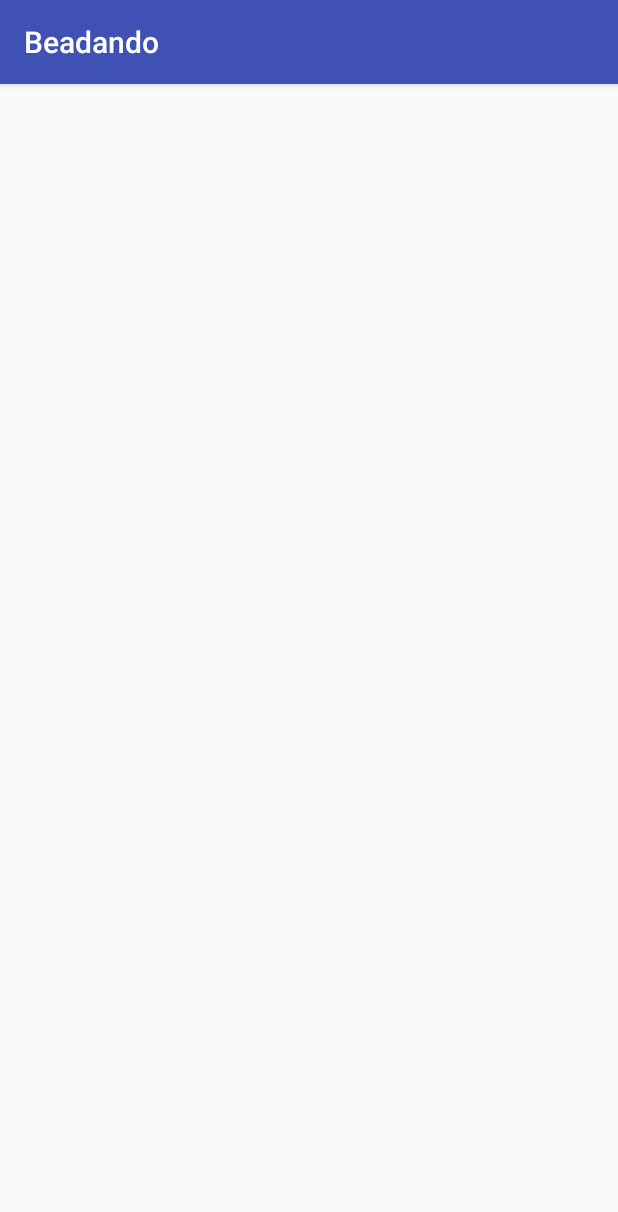
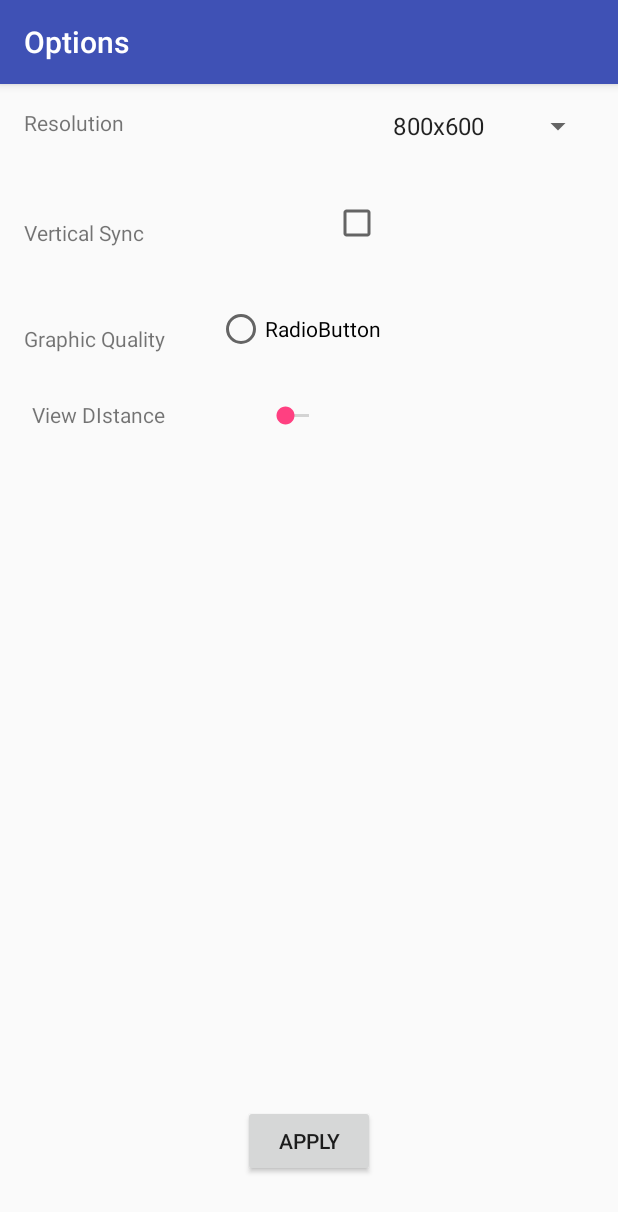
Before and after one commit to Toxyc95/Tox, an Android app: the screen it shows after launch (MainActivity), on a phone screen of 412 x 824 dp. Shown: the top 1212 px of the screen. Run offline under Robolectric (Android 15) with nearby library versions, the phone set to English and light mode, and no system bars.

Commit message:
design + minimal coding
Nagyjából megszerkesztett kinézet és minimális (egy funkció sem teljes)
kódolás

```diff
--- a/Beadando/app/src/main/AndroidManifest.xml
+++ b/Beadando/app/src/main/AndroidManifest.xml
@@ -15,6 +15,7 @@
                 <category android:name="android.intent.category.LAUNCHER" />
             </intent-filter>
         </activity>
+        <activity android:name=".Main2Activity"></activity>
     </application>
 
 </manifest>
--- /dev/null
+++ b/Beadando/app/src/main/java/androidbead/beadando/Main2Activity.java
@@ -0,0 +1,16 @@
+package androidbead.beadando;
+
+import android.support.v7.app.AppCompatActivity;
+import android.os.Bundle;
+import android.widget.Toast;
+
+public class Main2Activity extends AppCompatActivity {
+
+    @Override
+    protected void onCreate(Bundle savedInstanceState) {
+        super.onCreate(savedInstanceState);
+        setContentView(R.layout.activity_main2);
+
+        Toast.makeText(this,"Másik kurva activity!!!",Toast.LENGTH_LONG).show();
+    }
+}
--- a/Beadando/app/src/main/java/androidbead/beadando/MainActivity.java
+++ b/Beadando/app/src/main/java/androidbead/beadando/MainActivity.java
@@ -1,13 +1,49 @@
 package androidbead.beadando;
 
+import android.content.Intent;
+import android.os.PersistableBundle;
 import android.support.v7.app.AppCompatActivity;
 import android.os.Bundle;
+import android.view.View;
+import android.widget.AdapterView;
+import android.widget.ArrayAdapter;
+import android.widget.Button;
+import android.widget.Spinner;
 
 public class MainActivity extends AppCompatActivity {
+
+    Button apply;
+    Spinner spinner;
+    ArrayAdapter<CharSequence> adapter;
 
     @Override
     protected void onCreate(Bundle savedInstanceState) {
         super.onCreate(savedInstanceState);
         setContentView(R.layout.activity_main);
+        spinner = (Spinner) findViewById(R.id.spinnerres);
+        adapter = ArrayAdapter.createFromResource(this,R.array.resolutions,android.R.layout.simple_spinner_item);
+        adapter.setDropDownViewResource(android.R.layout.simple_spinner_dropdown_item);
+        spinner.setAdapter(adapter);
+        spinner.setOnItemSelectedListener(new AdapterView.OnItemSelectedListener() {
+            @Override
+            public void onItemSelected(AdapterView<?> parent, View view, int position, long id) {
+
+            }
+
+            @Override
+            public void onNothingSelected(AdapterView<?> parent) {
+
+            }
+        });
+        apply = (Button) findViewById(R.id.apbutton);
+        apply.setOnClickListener(new View.OnClickListener() {
+            @Override
+            public void onClick(View v) {
+                Intent i = new Intent(MainActivity.this, Main2Activity.class);
+                startActivity(i);
+            }
+        });
     }
+
+
 }
--- a/Beadando/app/src/main/res/layout/activity_main.xml
+++ b/Beadando/app/src/main/res/layout/activity_main.xml
@@ -10,4 +10,81 @@
     android:paddingTop="@dimen/activity_vertical_margin"
     tools:context="androidbead.beadando.MainActivity">
 
+   <TextView
+       android:layout_width="wrap_content"
+       android:layout_height="wrap_content"
+       android:id="@+id/res"
+       android:text="@string/select_resolution"
+       />
+
+    <Spinner
+        android:id="@+id/spinnerres"
+        android:layout_width="wrap_content"
+        android:layout_height="wrap_content"
+        android:layout_alignParentTop="true"
+        android:layout_alignParentRight="true"
+        android:layout_alignParentEnd="true"
+        >
+    </Spinner>
+
+    <TextView
+        android:text="Vertical Sync"
+        android:layout_width="wrap_content"
+        android:layout_height="wrap_content"
+        android:layout_below="@+id/spinnerres"
+        android:layout_marginTop="49dp"
+        android:id="@+id/textView6" />
+
+    <CheckBox
+        android:layout_width="wrap_content"
+        android:layout_height="wrap_content"
+        android:layout_alignBottom="@+id/textView6"
+        android:layout_toLeftOf="@+id/spinnerres"
+        android:layout_toStartOf="@+id/spinnerres"
+        android:id="@+id/checkBox3" />
+
+    <TextView
+        android:text="Graphic Quality"
+        android:layout_width="wrap_content"
+        android:layout_height="wrap_content"
+        android:layout_below="@+id/textView6"
+        android:layout_marginTop="51dp"
+        android:id="@+id/textView7" />
+
+    <RadioButton
+        android:text="RadioButton"
+        android:layout_width="wrap_content"
+        android:layout_height="wrap_content"
+        android:id="@+id/radioButton2"
+        android:layout_alignBottom="@+id/textView7"
+        android:layout_alignRight="@+id/checkBox3"
+        android:layout_alignEnd="@+id/checkBox3" />
+
+    <TextView
+        android:text="View DIstance"
+        android:layout_width="wrap_content"
+        android:layout_height="wrap_content"
+        android:layout_marginTop="31dp"
+        android:id="@+id/textView8"
+        android:layout_below="@+id/textView7"
+        android:layout_alignRight="@+id/textView7"
+        android:layout_alignEnd="@+id/textView7" />
+
+    <SeekBar
+        android:layout_width="wrap_content"
+        android:layout_height="wrap_content"
+        android:id="@+id/seekBar"
+        android:layout_alignBottom="@+id/textView8"
+        android:layout_toLeftOf="@+id/checkBox3" />
+
+    <Button
+        android:text="Apply"
+        android:layout_width="wrap_content"
+        android:layout_height="wrap_content"
+        android:layout_alignParentBottom="true"
+        android:layout_centerHorizontal="true"
+        android:layout_marginBottom="23dp"
+        android:id="@+id/apbutton" />
+
+
 </RelativeLayout>
--- /dev/null
+++ b/Beadando/app/src/main/res/layout/activity_main2.xml
@@ -0,0 +1,13 @@
+<?xml version="1.0" encoding="utf-8"?>
+<RelativeLayout xmlns:android="http://schemas.android.com/apk/res/android"
+    xmlns:tools="http://schemas.android.com/tools"
+    android:id="@+id/activity_main2"
+    android:layout_width="match_parent"
+    android:layout_height="match_parent"
+    android:paddingBottom="@dimen/activity_vertical_margin"
+    android:paddingLeft="@dimen/activity_horizontal_margin"
+    android:paddingRight="@dimen/activity_horizontal_margin"
+    android:paddingTop="@dimen/activity_vertical_margin"
+    tools:context="androidbead.beadando.Main2Activity">
+
+</RelativeLayout>
--- a/Beadando/app/src/main/res/values/strings.xml
+++ b/Beadando/app/src/main/res/values/strings.xml
@@ -1,3 +1,16 @@
 <resources>
-    <string name="app_name">Beadando</string>
+    <string name="app_name">Options</string>
+    <string name="select_resolution">Resolution</string>
+    <string-array name="resolutions">
+        <item>800x600</item>
+        <item>1024x768</item>
+        <item>1280x1024</item>
+        <item>1600x900</item>
+        <item>1600x1250</item>
+        <item>1680x1050</item>
+        <item>1920x1080</item>
+        <item>2560x1600</item>
+
+    </string-array>
+
 </resources>
```
